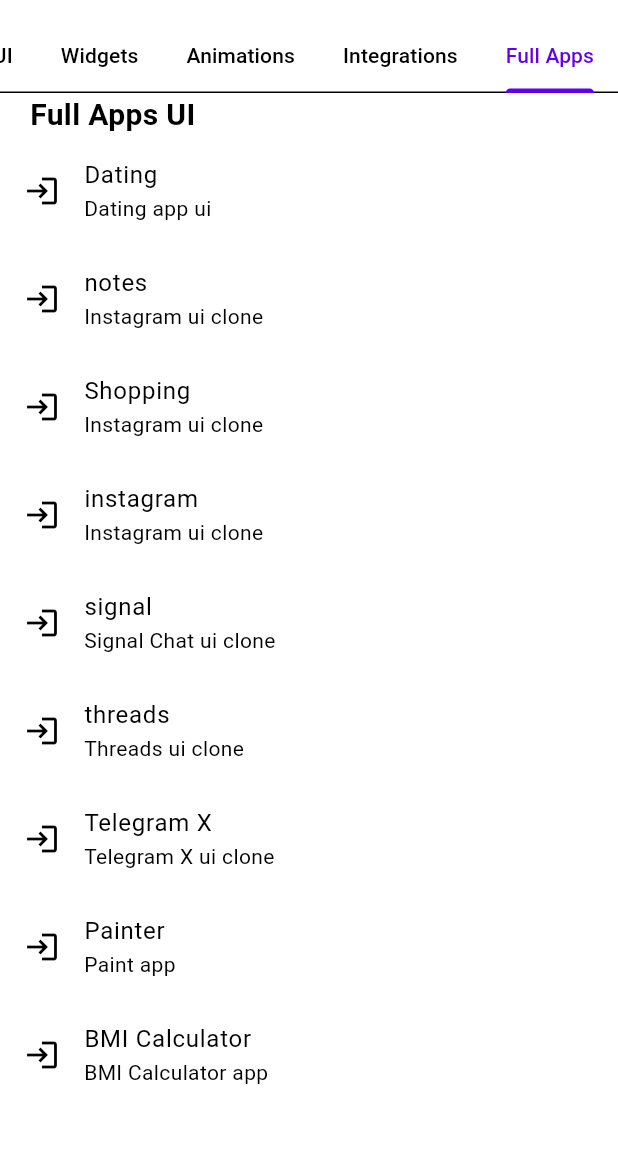
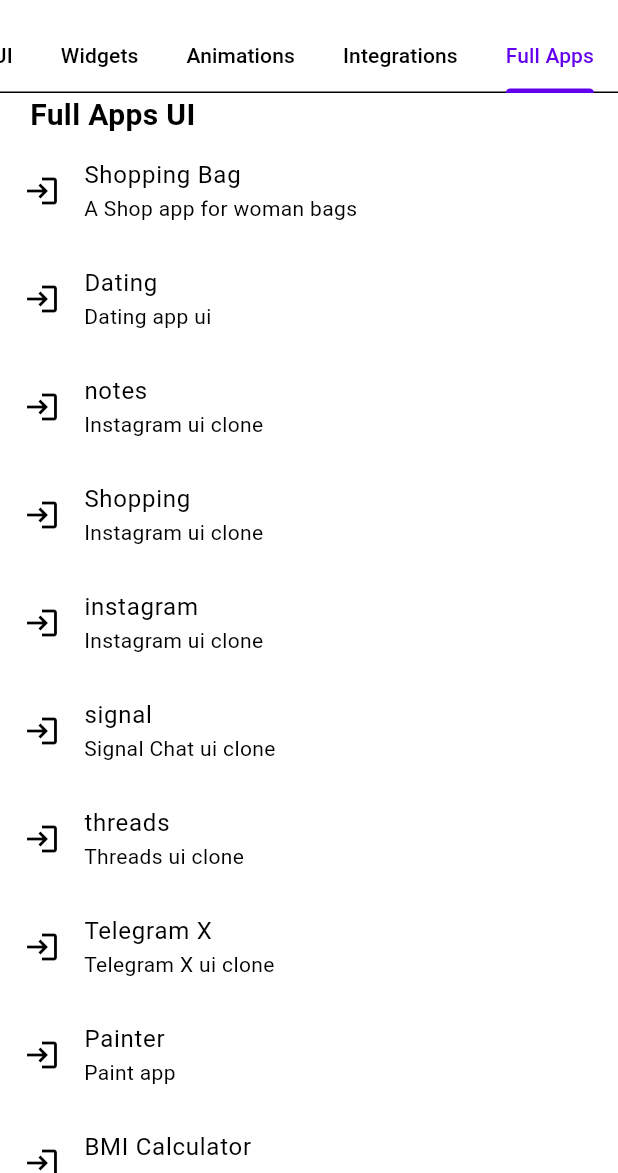
Before and after one commit to miladimos/flutify, a Flutter app: the screen it shows after launch, tab 5 chosen, on a phone screen of 412 x 824 dp, the part 63-1236 px from its top. Run offline on Flutter 3.47's test engine with Material 2 defaults, Android fonts, the phone set to English and light mode, and no system bars; our stand-ins replace connectivity_plus, device_preview, dio, get, get_it, get_storage and 1 more.

Commit message:
add Woman bag shop home page

```diff
--- a/lib/app/pages/full_apps/full_apps_page.dart
+++ b/lib/app/pages/full_apps/full_apps_page.dart
@@ -1,4 +1,5 @@
 import 'package:flutify/app/pages/full_apps/bmi_calculator/bmi_calculator.dart';
+import 'package:flutify/app/pages/full_apps/shop_bag/shop_bag_page.dart';
 import 'package:flutify/app/pages/home/ui/widgets/list_tile_item_widget.dart';
 import 'package:flutter/material.dart';
 import 'package:flutter/widgets.dart';
@@ -15,6 +16,12 @@
           "Full Apps UI",
           style: TextStyle(fontSize: 20, fontWeight: FontWeight.w600),
         ),
+      ),
+      ListTileItemWidget(
+        title: 'Shopping Bag',
+        subtitle: "A Shop app for woman bags",
+        icon: Icons.login,
+        onTap: () => Get.to(ShopBagPage()),
       ),
       ListTileItemWidget(
         title: 'Dating',
--- /dev/null
+++ b/lib/app/pages/full_apps/shop_bag/models/shop_bag_product_model.dart
@@ -0,0 +1,38 @@
+import 'package:flutter/material.dart';
+
+class SHBProductModel {
+  final String title, description, image;
+  final int id, price, size;
+  final Color color;
+
+  SHBProductModel({
+    required this.title,
+    required this.description,
+    required this.image,
+    required this.id,
+    required this.price,
+    required this.size,
+    required this.color,
+  });
+}
+
+List<SHBProductModel> products = [
+  SHBProductModel(
+    title: "Product 1",
+    description: "Product 1 description",
+    image: "assets/images/shop_bag/bag_1.png",
+    id: 1,
+    price: 140,
+    size: 10,
+    color: Colors.pinkAccent,
+  ),
+  SHBProductModel(
+    title: "Product 2",
+    description: "Product 2 description",
+    image: "assets/images/shop_bag/bag_2.png",
+    id: 2,
+    price: 210,
+    size: 12,
+    color: Colors.yellowAccent,
+  ),
+];
--- /dev/null
+++ b/lib/app/pages/full_apps/shop_bag/shop_bag_constansts.dart
@@ -0,0 +1,4 @@
+import 'package:flutter/material.dart';
+
+var kSHBTextColor = Color(0xff535353);
+var kSHBTextColorLight = Color(0xffaccaac);
--- a/pubspec.yaml
+++ b/pubspec.yaml
@@ -54,7 +54,7 @@
   uses-material-design: true
 
   assets:
-    - assets/
+    - assets/images/shop_bag
 
 
 
```
Also changed, not shown: lib/app/pages/full_apps/shop_bag/shop_bag_page.dart (added, +158 -0 lines), assets/images/shop_bag/bag_1.png (added), assets/images/shop_bag/bag_2.png (added), 1 other file.
